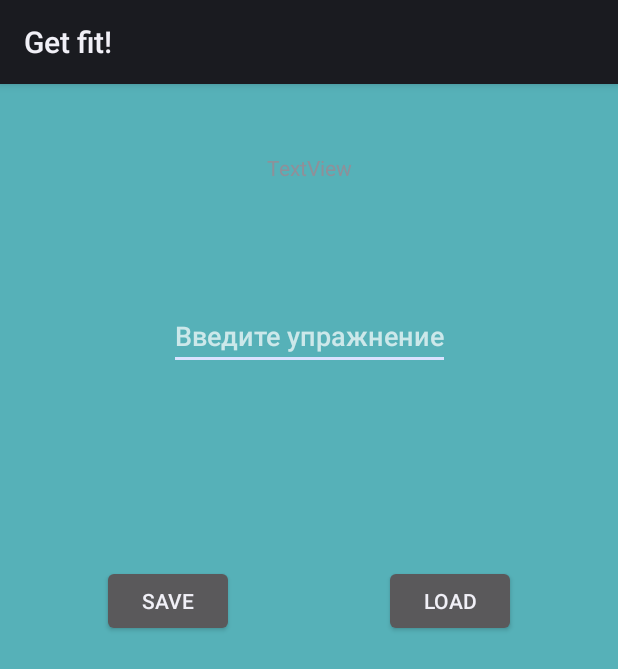
After one commit to GeneralOxana/GetFit, an Android app: the layout activity_list_day.xml on its own in the app's theme, with its tools: preview values and no code run, on a phone screen of 412 x 824 dp. The commit adds this screen. Shown: the top 669 px of the screen. Run offline under Robolectric (Android 15) with nearby library versions, the phone set to English and light mode, and no system bars.

Commit message:
ver 1.4.7

```diff
--- a/app/src/main/AndroidManifest.xml
+++ b/app/src/main/AndroidManifest.xml
@@ -14,9 +14,12 @@
         android:supportsRtl="true"
         android:theme="@style/Theme.Kotlin10">
         <activity
+            android:name=".ListDayActivity"
+            android:exported="false" />
+        <activity
             android:name=".ListActivity"
             android:exported="false"
-            android:screenOrientation="portrait"/>
+            android:screenOrientation="portrait" />
         <activity
             android:name=".MainActivity"
             android:exported="true"
--- /dev/null
+++ b/app/src/main/java/com/example/kotlin10/Const.kt
@@ -0,0 +1 @@
+package com.example.kotlin10
--- a/app/src/main/java/com/example/kotlin10/Days.kt
+++ b/app/src/main/java/com/example/kotlin10/Days.kt
@@ -1,5 +1,6 @@
 package com.example.kotlin10
 
-enum class Days {
-      Понедельник, Вторник, Среда, Четверг, Пятница, Суббота, Воскресенье
+enum class Days
+{
+      ВОСКРЕСЕНЬЕ, ПОНЕДЕЛЬНИК, ВТОРНИК, СРЕДА, ЧЕТВЕРГ, ПЯТНИЦА, СУББОТА
 }
--- a/app/src/main/java/com/example/kotlin10/User.kt
+++ b/app/src/main/java/com/example/kotlin10/User.kt
@@ -2,6 +2,6 @@ package com.example.kotlin10
 
 data class User(
     val name: String,
-    val image: Int
-) {
-}
+    val days: Days,
+    val image: Int,
+)
--- /dev/null
+++ b/app/src/main/res/layout/activity_list_day.xml
@@ -0,0 +1,58 @@
+<?xml version="1.0" encoding="utf-8"?>
+<androidx.constraintlayout.widget.ConstraintLayout
+    xmlns:android="http://schemas.android.com/apk/res/android"
+    xmlns:app="http://schemas.android.com/apk/res-auto"
+    xmlns:tools="http://schemas.android.com/tools"
+    android:layout_width="match_parent"
+    android:layout_height="match_parent"
+    android:background="@color/bg"
+    android:padding="5dp"
+    tools:context=".ListDayActivity">
+
+
+    <EditText
+        android:id="@+id/et_test"
+        android:layout_width="wrap_content"
+        android:layout_height="wrap_content"
+        android:layout_marginTop="140dp"
+        android:hint="Введите упражнение"
+        app:layout_constraintEnd_toEndOf="parent"
+        app:layout_constraintStart_toStartOf="parent"
+        app:layout_constraintTop_toTopOf="parent" />
+
+
+    <Button
+        android:id="@+id/btn_save"
+        android:layout_width="wrap_content"
+        android:layout_height="wrap_content"
+        android:layout_marginTop="130dp"
+        android:onClick="onClickSet"
+        android:text="Save"
+        app:layout_constraintEnd_toEndOf="parent"
+        app:layout_constraintHorizontal_bias="0.2"
+        app:layout_constraintStart_toStartOf="parent"
+        app:layout_constraintTop_toBottomOf="@+id/et_test" />
+
+    <Button
+        android:id="@+id/btn_load"
+        android:layout_width="wrap_content"
+        android:layout_height="wrap_content"
+        android:onClick="onClickGet"
+        android:text="Load"
+        app:layout_constraintEnd_toEndOf="parent"
+        app:layout_constraintHorizontal_bias="0.8"
+        app:layout_constraintStart_toStartOf="parent"
+        app:layout_constraintTop_toTopOf="@+id/btn_save" />
+
+    <TextView
+        android:id="@+id/tv_listExe"
+        android:layout_width="wrap_content"
+        android:layout_height="wrap_content"
+        android:layout_marginBottom="40dp"
+        android:text="TextView"
+        app:layout_constraintBottom_toTopOf="@+id/et_test"
+        app:layout_constraintEnd_toEndOf="parent"
+        app:layout_constraintStart_toStartOf="parent"
+        app:layout_constraintTop_toTopOf="parent" />
+
+</androidx.constraintlayout.widget.ConstraintLayout>
--- a/app/src/main/res/values-night/my_themes.xml
+++ b/app/src/main/res/values-night/my_themes.xml
@@ -1,6 +1,6 @@
 <resources xmlns:tools="http://schemas.android.com/tools">
     <!-- Base application theme. -->
-    <style name="Theme.Kotlin10" parent="Theme.MaterialComponents.DayNight.DarkActionBar">
+    <style name="Theme.Kotlin10" parent="Theme.MaterialComponents.DayNight.NoActionBar">
         <!-- Primary brand color. -->
         <item name="colorPrimary">@color/button</item>
         <item name="colorPrimaryVariant">@color/eyebrow</item>
```
Also changed, not shown: app/build.gradle (+38 -2 lines), app/src/main/java/com/example/kotlin10/Exercises.kt (added, +24 -0 lines), app/src/main/java/com/example/kotlin10/ListActivity.kt (+21 -23 lines), app/src/main/java/com/example/kotlin10/ListDayActivity.kt (added, +34 -0 lines), app/src/main/java/com/example/kotlin10/ListViewHolder.kt (+2 -6 lines), app/src/main/java/com/example/kotlin10/MainActivity.kt (+35 -103 lines), app/src/main/res/drawable/ic_baseline_ballot_24.xml (added, +9 -0 lines), app/src/main/res/drawable/ic_baseline_camera_24.xml (added, +10 -0 lines), app/src/main/res/layout/activity_main.xml (+40 -26 lines), app/src/main/res/values/strings.xml (+11 -29 lines).
